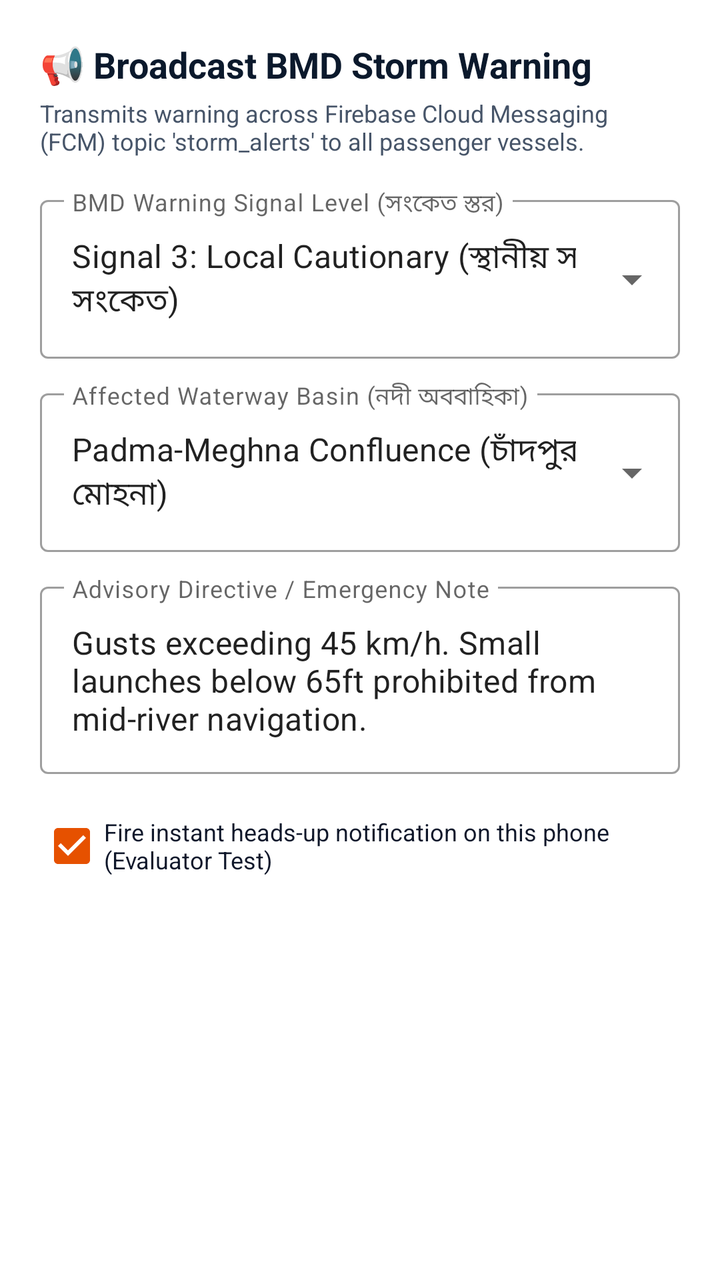
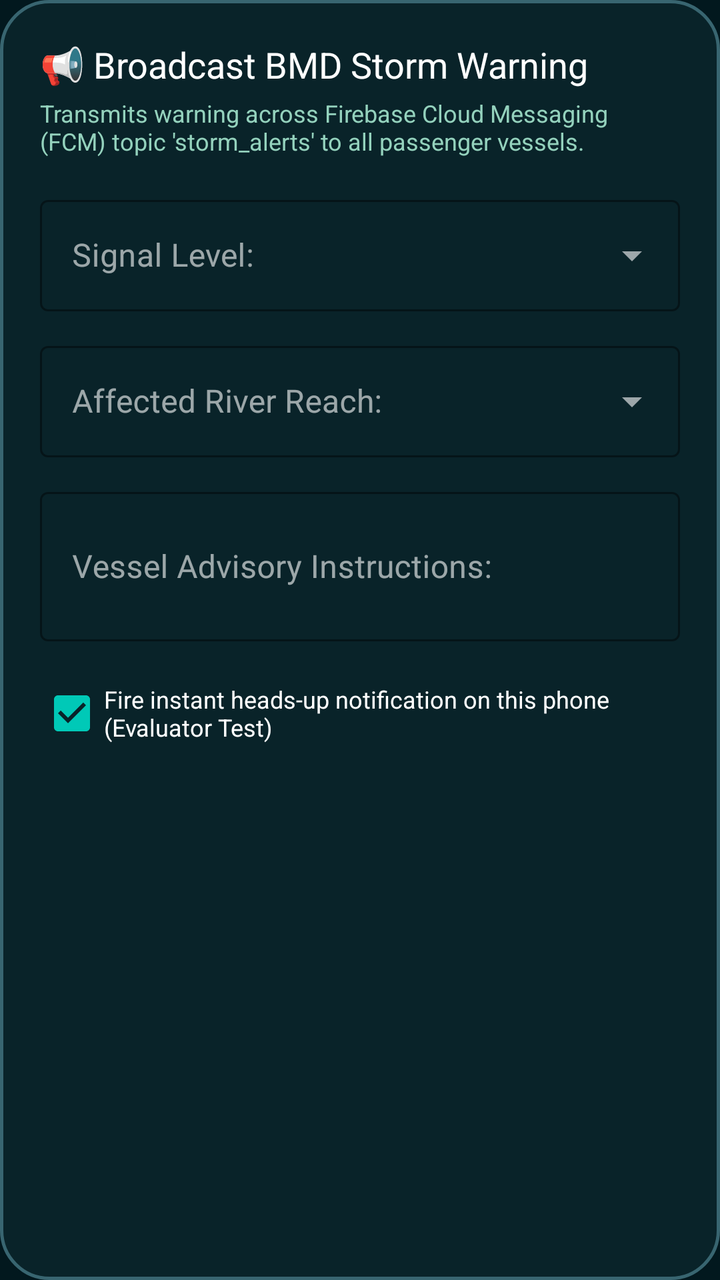

The first picture is an Android layout as it rendered before a commit; the second is the same layout after the commit. The layout source and the unified diff follow.
<!-- AndroidManifest.xml: application theme Theme.ShoreLine -->
<!-- res/layout/dialog_broadcast_storm.xml -->
<?xml version="1.0" encoding="utf-8"?>
<LinearLayout
    xmlns:android="http://schemas.android.com/apk/res/android"
    xmlns:app="http://schemas.android.com/apk/res-auto"
    android:layout_width="match_parent"
    android:layout_height="wrap_content"
    android:orientation="vertical"
    android:padding="20dp"
    android:background="@color/surface_white">

    <TextView
        android:layout_width="match_parent"
        android:layout_height="wrap_content"
        android:text="📢 Broadcast BMD Storm Warning"
        android:textSize="18sp"
        android:textStyle="bold"
        android:textColor="@color/primary_maritime" />

    <TextView
        android:layout_width="match_parent"
        android:layout_height="wrap_content"
        android:layout_marginTop="4dp"
        android:text="Transmits warning across Firebase Cloud Messaging (FCM) topic 'storm_alerts' to all passenger vessels."
        android:textSize="12sp"
        android:textColor="@color/text_secondary" />

    
    <com.google.android.material.textfield.TextInputLayout
        android:id="@+id/tilSignalLevel"
        style="@style/Widget.MaterialComponents.TextInputLayout.OutlinedBox.ExposedDropdownMenu"
        android:layout_width="match_parent"
        android:layout_height="wrap_content"
        android:layout_marginTop="16dp"
        android:hint="BMD Warning Signal Level (সংকেত স্তর)">

        <AutoCompleteTextView
            android:id="@+id/actvSignalLevel"
            android:layout_width="match_parent"
            android:layout_height="wrap_content"
            android:inputType="none"
            android:text="Signal 3: Local Cautionary (স্থানীয় সতর্ক সংকেত)" />
    </com.google.android.material.textfield.TextInputLayout>

    
    <com.google.android.material.textfield.TextInputLayout
        android:id="@+id/tilRiverBasin"
        style="@style/Widget.MaterialComponents.TextInputLayout.OutlinedBox.ExposedDropdownMenu"
        android:layout_width="match_parent"
        android:layout_height="wrap_content"
        android:layout_marginTop="12dp"
        android:hint="Affected Waterway Basin (নদী অববাহিকা)">

        <AutoCompleteTextView
            android:id="@+id/actvRiverBasin"
            android:layout_width="match_parent"
            android:layout_height="wrap_content"
            android:inputType="none"
            android:text="Padma-Meghna Confluence (চাঁদপুর মোহনা)" />
    </com.google.android.material.textfield.TextInputLayout>

    
    <com.google.android.material.textfield.TextInputLayout
        android:id="@+id/tilAdvisoryBody"
        style="@style/Widget.MaterialComponents.TextInputLayout.OutlinedBox"
        android:layout_width="match_parent"
        android:layout_height="wrap_content"
        android:layout_marginTop="12dp"
        android:hint="Advisory Directive / Emergency Note">

        <com.google.android.material.textfield.TextInputEditText
            android:id="@+id/etAdvisoryBody"
            android:layout_width="match_parent"
            android:layout_height="wrap_content"
            android:inputType="textMultiLine"
            android:minLines="2"
            android:text="Gusts exceeding 45 km/h. Small launches below 65ft prohibited from mid-river navigation." />
    </com.google.android.material.textfield.TextInputLayout>

    
    <com.google.android.material.checkbox.MaterialCheckBox
        android:id="@+id/cbLocalNotification"
        android:layout_width="match_parent"
        android:layout_height="wrap_content"
        android:layout_marginTop="12dp"
        android:checked="true"
        android:text="Fire instant heads-up notification on this phone (Evaluator Test)"
        android:textColor="@color/text_primary"
        android:textSize="12sp" />

</LinearLayout>
<!-- resources referenced by this layout -->
<resources>
  <color name="primary_maritime">#0B192C</color>
  <color name="surface_white">#FFFFFF</color>
  <color name="text_primary">#0F172A</color>
  <color name="text_secondary">#475569</color>
  <style name="Theme.ShoreLine" parent="Theme.MaterialComponents.Light.NoActionBar">
          
          <item name="colorPrimary">@color/primary_maritime</item>
          <item name="colorPrimaryVariant">@color/primary_variant_navy</item>
          <item name="colorOnPrimary">@color/text_on_primary</item>
  
          
          <item name="colorSecondary">@color/secondary_safety_orange</item>
          <item name="colorSecondaryVariant">@color/secondary_variant_amber</item>
          <item name="colorOnSecondary">@color/text_on_primary</item>
  
          
          <item name="android:statusBarColor">@color/primary_variant_navy</item>
          <item name="android:windowLightStatusBar" tools:targetApi="m">false</item>
  
          
          <item name="android:windowBackground">@color/bg_light_canvas</item>
          <item name="android:colorBackground">@color/bg_light_canvas</item>
  
          
          <item name="fontFamily">sans-serif</item>
      </style>
  <color name="primary_variant_navy">#08121E</color>
  <color name="text_on_primary">#FFFFFF</color>
  <color name="secondary_safety_orange">#E65100</color>
  <color name="secondary_variant_amber">#FF8F00</color>
  <color name="bg_light_canvas">#F8FAFC</color>
</resources>

<!-- the commit's change to res/layout/dialog_broadcast_storm.xml (unified diff, before → after) -->
@@ -6,23 +6,23 @@
     android:layout_height="wrap_content"
     android:orientation="vertical"
     android:padding="20dp"
-    android:background="@color/surface_white">
+    android:background="@drawable/bg_navara_glass_card">
 
     <TextView
         android:layout_width="match_parent"
         android:layout_height="wrap_content"
-        android:text="📢 Broadcast BMD Storm Warning"
+        android:text="@string/admin_dialog_broadcast_title"
         android:textSize="18sp"
-        android:textStyle="bold"
-        android:textColor="@color/primary_maritime" />
+        android:fontFamily="sans-serif-black"
+        android:textColor="@color/navara_text_title" />
 
     <TextView
         android:layout_width="match_parent"
         android:layout_height="wrap_content"
         android:layout_marginTop="4dp"
-        android:text="Transmits warning across Firebase Cloud Messaging (FCM) topic 'storm_alerts' to all passenger vessels."
+        android:text="@string/admin_dialog_broadcast_desc"
         android:textSize="12sp"
-        android:textColor="@color/text_secondary" />
+        android:textColor="@color/navara_text_subtitle" />
 
     
     <com.google.android.material.textfield.TextInputLayout
@@ -31,14 +31,16 @@
         android:layout_width="match_parent"
         android:layout_height="wrap_content"
         android:layout_marginTop="16dp"
-        android:hint="BMD Warning Signal Level (সংকেত স্তর)">
+        app:boxStrokeColor="@color/navara_neon_cyan"
+        app:hintTextColor="@color/navara_neon_cyan"
+        android:hint="@string/admin_dialog_signal_label">
 
         <AutoCompleteTextView
             android:id="@+id/actvSignalLevel"
             android:layout_width="match_parent"
             android:layout_height="wrap_content"
-            android:inputType="none"
-            android:text="Signal 3: Local Cautionary (স্থানীয় সতর্ক সংকেত)" />
+            android:textColor="@color/navara_text_title"
+            android:inputType="none" />
     </com.google.android.material.textfield.TextInputLayout>
 
     
@@ -48,14 +50,16 @@
         android:layout_width="match_parent"
         android:layout_height="wrap_content"
         android:layout_marginTop="12dp"
-        android:hint="Affected Waterway Basin (নদী অববাহিকা)">
+        app:boxStrokeColor="@color/navara_neon_cyan"
+        app:hintTextColor="@color/navara_neon_cyan"
+        android:hint="@string/admin_dialog_zone_label">
 
         <AutoCompleteTextView
             android:id="@+id/actvRiverBasin"
             android:layout_width="match_parent"
             android:layout_height="wrap_content"
-            android:inputType="none"
-            android:text="Padma-Meghna Confluence (চাঁদপুর মোহনা)" />
+            android:textColor="@color/navara_text_title"
+            android:inputType="none" />
     </com.google.android.material.textfield.TextInputLayout>
 
     
@@ -65,15 +69,17 @@
         android:layout_width="match_parent"
         android:layout_height="wrap_content"
         android:layout_marginTop="12dp"
-        android:hint="Advisory Directive / Emergency Note">
+        app:boxStrokeColor="@color/navara_neon_cyan"
+        app:hintTextColor="@color/navara_neon_cyan"
+        android:hint="@string/admin_dialog_instruction_label">
 
         <com.google.android.material.textfield.TextInputEditText
             android:id="@+id/etAdvisoryBody"
             android:layout_width="match_parent"
             android:layout_height="wrap_content"
+            android:textColor="@color/navara_text_title"
             android:inputType="textMultiLine"
-            android:minLines="2"
-            android:text="Gusts exceeding 45 km/h. Small launches below 65ft prohibited from mid-river navigation." />
+            android:minLines="2" />
     </com.google.android.material.textfield.TextInputLayout>
 
     
@@ -83,8 +89,8 @@
         android:layout_height="wrap_content"
         android:layout_marginTop="12dp"
         android:checked="true"
-        android:text="Fire instant heads-up notification on this phone (Evaluator Test)"
-        android:textColor="@color/text_primary"
+        android:text="@string/admin_dialog_test_device_check"
+        android:textColor="@color/navara_text_title"
         android:textSize="12sp" />
 
 </LinearLayout>
<!-- resource entries referenced after the edit -->
@@ -1,35 +1,57 @@
 <!-- resources referenced by this layout -->
 <resources>
-  <color name="primary_maritime">#0B192C</color>
-  <color name="surface_white">#FFFFFF</color>
-  <color name="text_primary">#0F172A</color>
-  <color name="text_secondary">#475569</color>
-  <style name="Theme.ShoreLine" parent="Theme.MaterialComponents.Light.NoActionBar">
+  <color name="navara_neon_cyan">#00C9B7</color>
+  <color name="navara_text_subtitle">#94D2BD</color>
+  <color name="navara_text_title">#FFFFFF</color>
+  <!-- drawable bg_navara_glass_card (drawable) -->
+  <?xml version="1.0" encoding="utf-8"?>
+  <shape xmlns:android="http://schemas.android.com/apk/res/android"
+      android:shape="rectangle">
+      <solid android:color="@color/navara_glass_surface" />
+      <stroke
+          android:width="1.5dp"
+          android:color="@color/navara_glass_border" />
+      <corners android:radius="24dp" />
+  </shape>
+  <string name="admin_dialog_broadcast_desc">Transmits warning across Firebase Cloud Messaging (FCM) topic \'storm_alerts\' to all passenger vessels.</string>
+  <string name="admin_dialog_broadcast_title">📢 Broadcast BMD Storm Warning</string>
+  <string name="admin_dialog_instruction_label">Vessel Advisory Instructions:</string>
+  <string name="admin_dialog_signal_label">Signal Level:</string>
+  <string name="admin_dialog_test_device_check">Fire instant heads-up notification on this phone (Evaluator Test)</string>
+  <string name="admin_dialog_zone_label">Affected River Reach:</string>
+  <style name="Theme.ShoreLine" parent="Theme.MaterialComponents.NoActionBar">
           
-          <item name="colorPrimary">@color/primary_maritime</item>
-          <item name="colorPrimaryVariant">@color/primary_variant_navy</item>
-          <item name="colorOnPrimary">@color/text_on_primary</item>
+          <item name="colorPrimary">@color/navara_neon_cyan</item>
+          <item name="colorPrimaryVariant">@color/navara_bg_base</item>
+          <item name="colorOnPrimary">@color/navara_text_dark</item>
   
           
-          <item name="colorSecondary">@color/secondary_safety_orange</item>
-          <item name="colorSecondaryVariant">@color/secondary_variant_amber</item>
-          <item name="colorOnSecondary">@color/text_on_primary</item>
+          <item name="colorSecondary">@color/navara_neon_cyan</item>
+          <item name="colorSecondaryVariant">@color/navara_mint</item>
+          <item name="colorOnSecondary">@color/navara_text_dark</item>
   
           
-          <item name="android:statusBarColor">@color/primary_variant_navy</item>
+          <item name="android:statusBarColor">@color/navara_bg_base</item>
           <item name="android:windowLightStatusBar" tools:targetApi="m">false</item>
   
           
-          <item name="android:windowBackground">@color/bg_light_canvas</item>
-          <item name="android:colorBackground">@color/bg_light_canvas</item>
+          <item name="android:windowBackground">@color/navara_bg_base</item>
+          <item name="android:colorBackground">@color/navara_bg_base</item>
+  
+          
+          <item name="android:textColorPrimary">@color/navara_text_title</item>
+          <item name="android:textColorSecondary">@color/navara_text_subtitle</item>
+          <item name="android:editTextColor">@color/navara_text_title</item>
+          <item name="colorSurface">@color/navara_glass_surface</item>
+          <item name="colorOnSurface">@color/navara_text_title</item>
   
           
           <item name="fontFamily">sans-serif</item>
       </style>
-  <color name="primary_variant_navy">#08121E</color>
-  <color name="text_on_primary">#FFFFFF</color>
-  <color name="secondary_safety_orange">#E65100</color>
-  <color name="secondary_variant_amber">#FF8F00</color>
-  <color name="bg_light_canvas">#F8FAFC</color>
+  <color name="navara_glass_surface">#D90B252C</color>
+  <color name="navara_glass_border">#386570</color>
+  <color name="navara_bg_base">#02181E</color>
+  <color name="navara_text_dark">#0A1C20</color>
+  <color name="navara_mint">#94D2BD</color>
 </resources>
 
